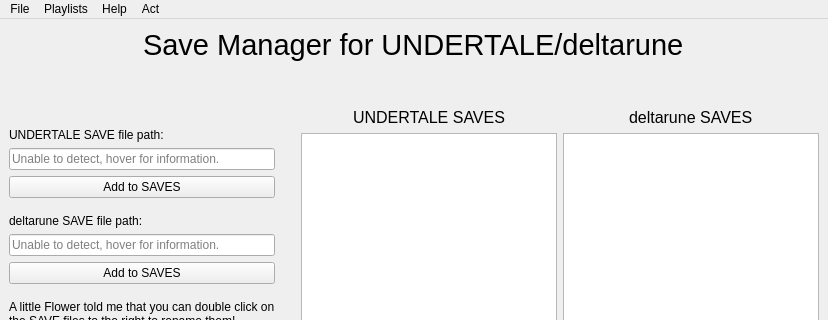
TheCheese42/ut-dr-save-manager, file udsm/ui/window.ui: the form before one commit; both pictures show x 0 to 828 and y 0 to 320 of the 828 by 771 pixel window.
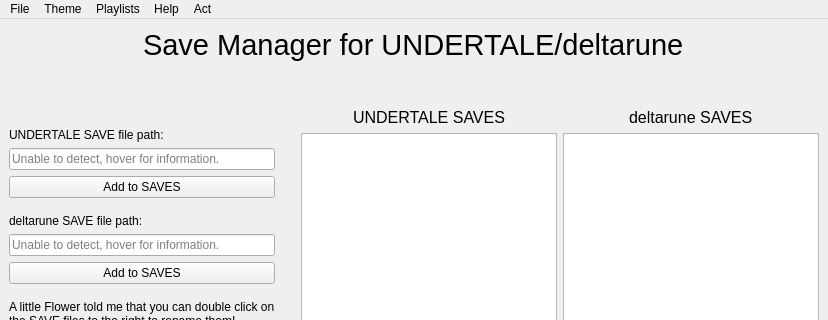
The form after the commit.

Patch:
```diff
--- a/udsm/ui/window.ui
+++ b/udsm/ui/window.ui
@@ -518,7 +518,7 @@
      <x>0</x>
      <y>0</y>
      <width>828</width>
-     <height>30</height>
+     <height>22</height>
     </rect>
    </property>
    <widget class="QMenu" name="menuFile">
@@ -554,7 +554,13 @@
     <addaction name="actionHope"/>
     <addaction name="actionDream"/>
    </widget>
+   <widget class="QMenu" name="menuTheme">
+    <property name="title">
+     <string>Theme</string>
+    </property>
+   </widget>
    <addaction name="menuFile"/>
+   <addaction name="menuTheme"/>
    <addaction name="menuPlaylists"/>
    <addaction name="menuHelp"/>
    <addaction name="menuHope"/>
```
